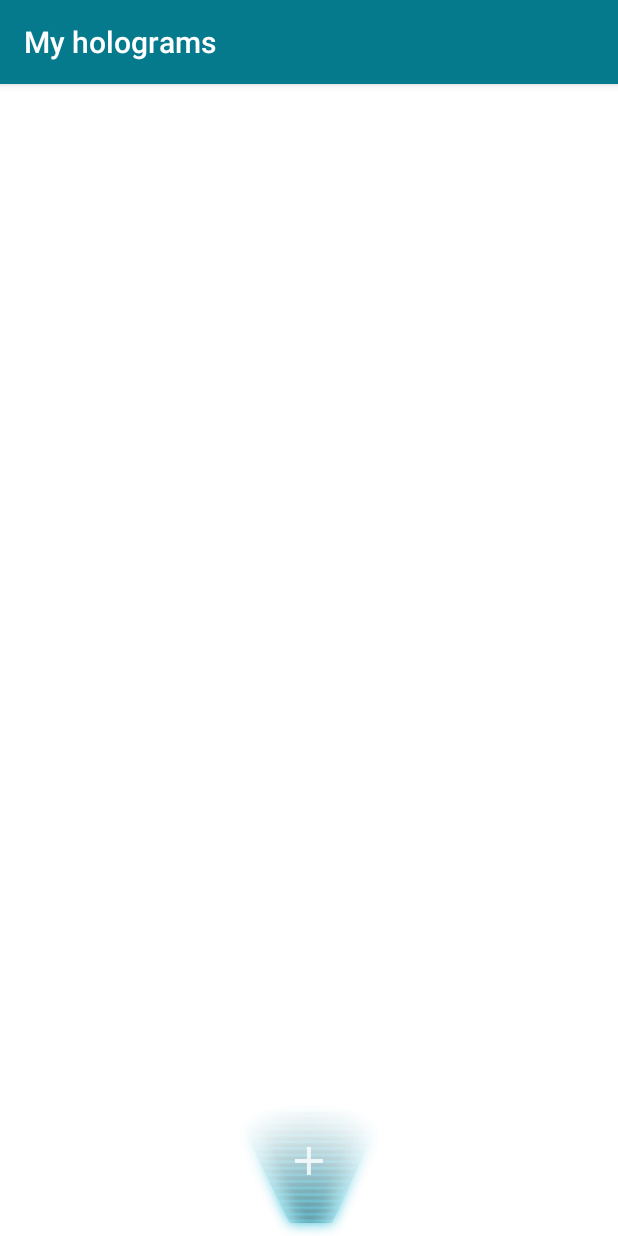
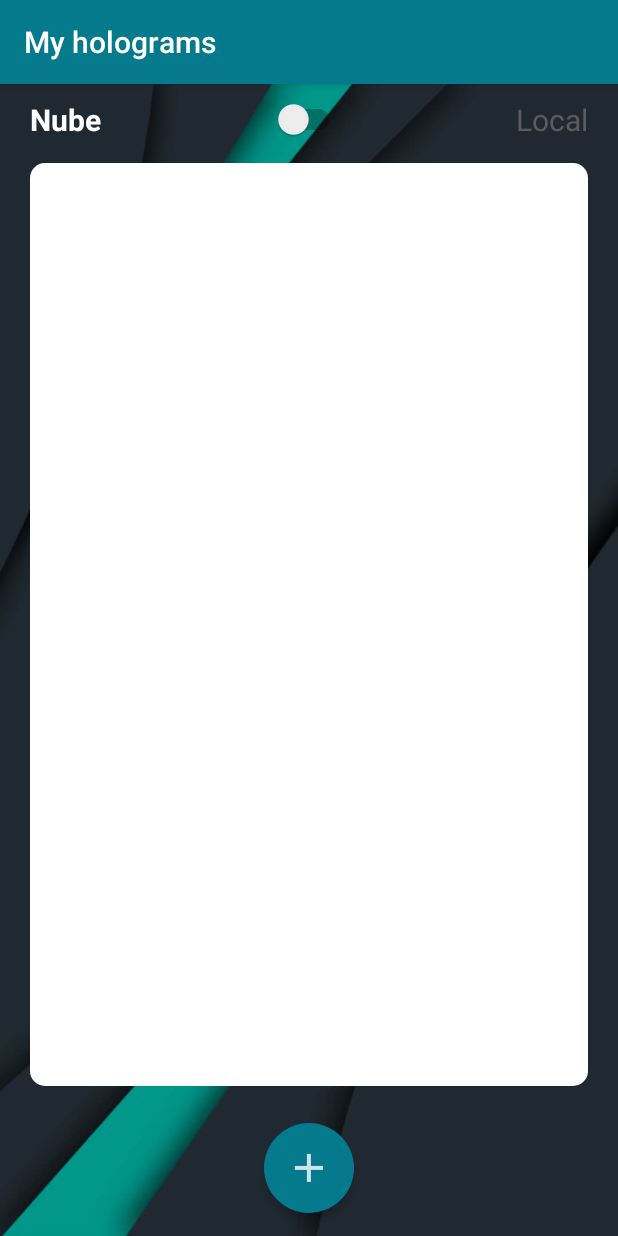
Before and after one commit to SOFTowaha/hologram-maker, an Android app: the fragment GalleryFragment shown on its own in the app's theme, on a phone screen of 412 x 824 dp. Run offline under Robolectric (Android 15) with nearby library versions, the phone set to English and light mode, and no system bars; our stand-ins replace Firebase (no records; nobody signed in at launch, a user with empty details on screens opened directly).

```diff
--- a/app/src/main/AndroidManifest.xml
+++ b/app/src/main/AndroidManifest.xml
@@ -32,9 +32,6 @@
             android:name=".Navigation"
             android:theme="@style/AppTheme.NoActionBar" />
         <activity
-            android:name=".Viewers.ImageViewer"
-            android:theme="@style/AppTheme.NoActionBar" />
-        <activity
             android:name=".Viewers.Player"
             android:theme="@style/AppTheme.NoActionBar" />
         <activity android:name=".ScreenSlidePage" />
--- a/app/src/main/java/com/sergioloc/hologram/Adapter/RecyclerAdapter.java
+++ b/app/src/main/java/com/sergioloc/hologram/Adapter/RecyclerAdapter.java
@@ -21,7 +21,7 @@ import com.google.firebase.database.DatabaseReference;
 import com.google.firebase.database.FirebaseDatabase;
 import com.google.firebase.database.ValueEventListener;
 import com.sergioloc.hologram.Fragments.ListFragment;
-import com.sergioloc.hologram.Objects.VideoModel;
+import com.sergioloc.hologram.Models.VideoModel;
 import com.sergioloc.hologram.R;
 import com.sergioloc.hologram.Viewers.Player;
 import com.varunest.sparkbutton.SparkButton;
--- a/app/src/main/java/com/sergioloc/hologram/Adapter/RecyclerAdapterImage.java
+++ b/app/src/main/java/com/sergioloc/hologram/Adapter/RecyclerAdapterImage.java
@@ -3,6 +3,7 @@ package com.sergioloc.hologram.Adapter;
 import android.content.Context;
 import android.net.Uri;
 import android.support.v7.widget.RecyclerView;
+import android.util.Log;
 import android.view.LayoutInflater;
 import android.view.View;
 import android.view.ViewGroup;
@@ -14,6 +15,7 @@ import com.google.firebase.auth.FirebaseUser;
 import com.google.firebase.storage.FirebaseStorage;
 import com.google.firebase.storage.StorageReference;
 import com.sergioloc.hologram.Dialogs.ImageDetailDialog;
+import com.sergioloc.hologram.Models.FirebaseImage;
 import com.sergioloc.hologram.R;
 import java.util.ArrayList;
 
@@ -24,17 +26,18 @@ import java.util.ArrayList;
 public class RecyclerAdapterImage extends RecyclerView.Adapter<RecyclerAdapterImage.MyViewHolder> {
 
 
-    private ArrayList<String> array;
+    private ArrayList<String> imageList;
     private Context context;
     private ImageDetailDialog dialog;
     //Firebase
     private FirebaseUser user;
     private StorageReference mStorage;
     private String path;
+    private ArrayList<FirebaseImage> firebaseImageList;
 
 
     public RecyclerAdapterImage(ArrayList<String> array){
-        this.array=array;
+        this.imageList=array;
     }
 
 
@@ -46,6 +49,7 @@ public class RecyclerAdapterImage extends RecyclerView.Adapter<RecyclerAdapterIm
         context = view.getContext();
         dialog = new ImageDetailDialog(context);
         user = FirebaseAuth.getInstance().getCurrentUser();
+        firebaseImageList = new ArrayList<>();
         return new MyViewHolder(view);
 
     }
@@ -53,11 +57,14 @@ public class RecyclerAdapterImage extends RecyclerView.Adapter<RecyclerAdapterIm
     @Override
     public void onBindViewHolder(final MyViewHolder holder, final int position) {
 
-        path = "gs://hologram-2.appspot.com/images/users/"+user.getUid()+"/"+array.get(position);
+        path = "gs://hologram-2.appspot.com/images/users/"+user.getUid()+"/"+imageList.get(position);
         mStorage = FirebaseStorage.getInstance().getReferenceFromUrl(path);
         mStorage.getDownloadUrl().addOnSuccessListener(new OnSuccessListener<Uri>() {
             @Override
             public void onSuccess(Uri uri) {
+                firebaseImageList.add(new FirebaseImage(position,uri));
+                Log.i("IMG","Posicion -> "+position+" | Imagen: "+imageList.get(position));
+
                 Glide.with(context)
                         .load(uri)
                         .into(holder.image);
@@ -68,7 +75,11 @@ public class RecyclerAdapterImage extends RecyclerView.Adapter<RecyclerAdapterIm
         holder.image.setOnClickListener(new View.OnClickListener() {
             @Override
             public void onClick(View view) {
-                dialog.setImage();
+                Log.i("IMG","Buscando -> "+position);
+                for (int i = 0; i < firebaseImageList.size(); i++){
+                    if (position == firebaseImageList.get(i).getPosition())
+                        dialog.startDialog(firebaseImageList.get(i).getImage());
+                }
             }
         });
 
@@ -77,7 +88,7 @@ public class RecyclerAdapterImage extends RecyclerView.Adapter<RecyclerAdapterIm
 
     @Override
     public int getItemCount() {
-        return array.size();
+        return imageList.size();
     }
 
 
--- a/app/src/main/java/com/sergioloc/hologram/Fragments/GalleryFragment.java
+++ b/app/src/main/java/com/sergioloc/hologram/Fragments/GalleryFragment.java
@@ -5,9 +5,12 @@ import android.app.Dialog;
 import android.app.ProgressDialog;
 import android.content.Context;
 import android.content.Intent;
+import android.content.SharedPreferences;
 import android.graphics.Bitmap;
+import android.graphics.Typeface;
 import android.net.Uri;
 import android.os.Bundle;
+import android.preference.PreferenceManager;
 import android.provider.MediaStore;
 import android.support.annotation.NonNull;
 import android.support.v4.app.Fragment;
@@ -18,10 +21,13 @@ import android.view.LayoutInflater;
 import android.view.View;
 import android.view.ViewGroup;
 import android.widget.Button;
+import android.widget.CompoundButton;
 import android.widget.EditText;
 import android.widget.ImageButton;
 import android.widget.ImageView;
 import android.widget.RelativeLayout;
+import android.widget.Switch;
+import android.widget.TextView;
 import android.widget.Toast;
 
 import com.bumptech.glide.Glide;
@@ -51,24 +57,30 @@ import static android.app.Activity.RESULT_OK;
 
 public class GalleryFragment extends Fragment {
 
-    private ImageButton button;
+    //Basics
     private View view;
-    private boolean guest;
+    private Context context;
+    //Recycler
     private RecyclerView rvImages;
     private GridLayoutManager gridLayoutManager;
     private RecyclerAdapterImage adapter;
-    private Context context;
-    private ImageUploadDialog dialog;
+    //View
+    private TextView tvCloud, tvLocal;
+    private ImageButton button;
+    private Switch swType;
     //Firebase
     private FirebaseDatabase database;
     private FirebaseUser user;
     private DatabaseReference images;
-    private StorageReference mStorage, imRef;
-    //Image from gallery
+    private StorageReference mStorage;
+    //Variables
+    private boolean guest;
     private Uri filePath;
+    private Boolean cloudView;
+    private ImageUploadDialog dialog;
     private final int PICK_IMAGE_REQUEST = 71;
-    private ImageView ivImageLoaded;
-    private String path;
+    private SharedPreferences prefs;
+    private SharedPreferences.Editor editor;
 
 
     @SuppressLint("ValidFragment")
@@ -76,14 +88,7 @@ public class GalleryFragment extends Fragment {
         this.guest = guest;
     }
 
-    public GalleryFragment() {
-    }
-
-
-    public static GalleryFragment newInstance() {
-        GalleryFragment fragment = new GalleryFragment();
-        return fragment;
-    }
+    public GalleryFragment() { }
 
     @Override
     public void onCreate(Bundle savedInstanceState) {
@@ -96,48 +101,91 @@ public class GalleryFragment extends Fragment {
         view = inflater.inflate(R.layout.fragment_gallery, container, false);
 
         init();
-        buttons();
-        if(guest){
-            initForGuest();
-        }else{
-            initForUsers();
-        }
+        initButtons();
+        initView();
 
         return view;
     }
+
+    /** Init **/
 
     private void init(){
         AppCompatActivity activity = (AppCompatActivity) getActivity();
         context = activity.getApplicationContext();
         activity.setTitle("My holograms");
+        rvImages = view.findViewById(R.id.rvImages);
         button = view.findViewById(R.id.bAddImage);
+        tvCloud = view.findViewById(R.id.tvCloud);
+        tvLocal = view.findViewById(R.id.tvLocal);
+        swType = view.findViewById(R.id.swType);
+        prefs = PreferenceManager.getDefaultSharedPreferences(context);
+        editor = prefs.edit();
+        cloudView = prefs.getBoolean("cloudView", true);
+        if (cloudView){
+            swType.setChecked(false);
+            tvCloud.setTypeface(null, Typeface.BOLD);
+            tvLocal.setTypeface(null, Typeface.NORMAL);
+            tvCloud.setTextColor(getResources().getColor(R.color.colorWhite));
+            tvLocal.setTextColor(getResources().getColor(R.color.colorGrayT));
+        }else {
+            swType.setChecked(true);
+            tvLocal.setTypeface(null, Typeface.BOLD);
+            tvCloud.setTypeface(null, Typeface.NORMAL);
+            tvLocal.setTextColor(getResources().getColor(R.color.colorWhite));
+            tvCloud.setTextColor(getResources().getColor(R.color.colorGrayT));
+        }
     }
 
-    private void initForUsers(){
+    private void initButtons(){
+        button.setOnClickListener(new View.OnClickListener() {
+            @Override
+            public void onClick(final View view) {
+                chooseImage();
+            }
+        });
+        swType.setOnCheckedChangeListener(new CompoundButton.OnCheckedChangeListener() {
+            public void onCheckedChanged(CompoundButton buttonView, boolean isChecked) {
+                if (isChecked){
+                    tvLocal.setTypeface(null, Typeface.BOLD);
+                    tvCloud.setTypeface(null, Typeface.NORMAL);
+                    tvLocal.setTextColor(getResources().getColor(R.color.colorWhite));
+                    tvCloud.setTextColor(getResources().getColor(R.color.colorGrayT));
+                }else {
+                    tvCloud.setTypeface(null, Typeface.BOLD);
+                    tvLocal.setTypeface(null, Typeface.NORMAL);
+                    tvCloud.setTextColor(getResources().getColor(R.color.colorWhite));
+                    tvLocal.setTextColor(getResources().getColor(R.color.colorGrayT));
+                }
+                cloudView = !cloudView;
+                editor.putBoolean("cloudView",cloudView);
+                editor.apply();
+                initView();
+            }
+        });
+    }
+
+    private void initView(){
+        if(guest || !cloudView){
+            initForLocal();
+        }else{
+            initForFirebase();
+        }
+    }
+
+
+    /** Cloud **/
+
+    private void initForFirebase(){
         //Firebase
         database = FirebaseDatabase.getInstance();
         user = FirebaseAuth.getInstance().getCurrentUser();
         images = database.getReference("users").child(user.getUid()).child("images");
         mStorage = FirebaseStorage.getInstance().getReference("images");
         //Recyclerview
-        rvImages = view.findViewById(R.id.rvImages);
         rvImages.setHasFixedSize(true);
         initImageList();
         gridLayoutManager = new GridLayoutManager(context, 3);
         rvImages.setLayoutManager(gridLayoutManager);
-    }
-
-    private void initForGuest(){
-        rvImages.setVisibility(View.GONE);
-    }
-
-    private void buttons(){
-        button.setOnClickListener(new View.OnClickListener() {
-            @Override
-            public void onClick(final View view) {
-                chooseImage();
-            }
-        });
     }
 
     private void initImageList(){
@@ -159,11 +207,47 @@ public class GalleryFragment extends Fragment {
         });
     }
 
+
+    /** Local **/
+
+    private void initForLocal(){
+        rvImages.setAdapter(new RecyclerAdapterImage(new ArrayList<String>()));
+
+    }
+
+
+    /** Functions **/
+
     private void chooseImage(){
         Intent intent = new Intent();
         intent.setType("image/*");
         intent.setAction(Intent.ACTION_GET_CONTENT);
         startActivityForResult(Intent.createChooser(intent, "Select Picture"), PICK_IMAGE_REQUEST);
+    }
+
+    private void uploadImageToDatabase(String name){
+        images.push().setValue(name);
+    }
+
+    private void uploadImageToStorage(String name) {
+
+        if(filePath != null)
+        {
+            StorageReference ref = mStorage.child("users/"+user.getUid()+"/"+name);
+            ref.putFile(filePath)
+                    .addOnSuccessListener(new OnSuccessListener<UploadTask.TaskSnapshot>() {
+                        @Override
+                        public void onSuccess(UploadTask.TaskSnapshot taskSnapshot) {
+                            Toast.makeText(context, "Uploaded", Toast.LENGTH_SHORT).show();
+                        }
+                    })
+                    .addOnFailureListener(new OnFailureListener() {
+                        @Override
+                        public void onFailure(@NonNull Exception e) {
+                            Toast.makeText(context, "Failed "+e.getMessage(), Toast.LENGTH_SHORT).show();
+                        }
+                    });
+        }
     }
 
     @Override
@@ -195,28 +279,6 @@ public class GalleryFragment extends Fragment {
             }
         }
     }
-    private void uploadImageToDatabase(String name){
-        images.push().setValue(name);
-    }
 
-    private void uploadImageToStorage(String name) {
 
-        if(filePath != null)
-        {
-            StorageReference ref = mStorage.child("users/"+user.getUid()+"/"+name);
-            ref.putFile(filePath)
-                    .addOnSuccessListener(new OnSuccessListener<UploadTask.TaskSnapshot>() {
-                        @Override
-                        public void onSuccess(UploadTask.TaskSnapshot taskSnapshot) {
-                            Toast.makeText(context, "Uploaded", Toast.LENGTH_SHORT).show();
-                        }
-                    })
-                    .addOnFailureListener(new OnFailureListener() {
-                        @Override
-                        public void onFailure(@NonNull Exception e) {
-                            Toast.makeText(context, "Failed "+e.getMessage(), Toast.LENGTH_SHORT).show();
-                        }
-                    });
-        }
-    }
 }
--- a/app/src/main/java/com/sergioloc/hologram/Fragments/ListFragment.java
+++ b/app/src/main/java/com/sergioloc/hologram/Fragments/ListFragment.java
@@ -43,7 +43,7 @@ import com.google.firebase.database.FirebaseDatabase;
 import com.google.firebase.database.ValueEventListener;
 import com.sergioloc.hologram.Adapter.RecyclerAdapter;
 import com.sergioloc.hologram.DividerItemDecoration;
-import com.sergioloc.hologram.Objects.VideoModel;
+import com.sergioloc.hologram.Models.VideoModel;
 import com.sergioloc.hologram.R;
 import com.sergioloc.hologram.SettingsActivity;
 import com.vpaliy.chips_lover.ChipView;
--- a/app/src/main/java/com/sergioloc/hologram/Objects/FirebaseReferences.java
+++ b/app/src/main/java/com/sergioloc/hologram/Models/FirebaseReferences.java
@@ -1,6 +1,4 @@
-package com.sergioloc.hologram.Objects;
-
-import java.util.ArrayList;
+package com.sergioloc.hologram.Models;
 
 /**
  * Created by Sergio López on 16/09/2017.
--- a/app/src/main/java/com/sergioloc/hologram/Objects/VideoModel.java
+++ b/app/src/main/java/com/sergioloc/hologram/Models/VideoModel.java
@@ -1,4 +1,4 @@
-package com.sergioloc.hologram.Objects;
+package com.sergioloc.hologram.Models;
 
 
 
--- /dev/null
+++ b/app/src/main/res/drawable/circle_primary.xml
@@ -0,0 +1,12 @@
+<?xml version="1.0" encoding="utf-8"?>
+<shape
+    xmlns:android="http://schemas.android.com/apk/res/android"
+    android:shape="oval">
+
+    <solid
+        android:color="@color/colorPrimary"/>
+
+    <size
+        android:width="120dp"
+        android:height="120dp"/>
+</shape>
--- a/app/src/main/res/layout/activity_image_viewer.xml
+++ b/app/src/main/res/layout/activity_image_viewer.xml
@@ -8,7 +8,6 @@
     android:paddingLeft="@dimen/activity_horizontal_margin"
     android:paddingRight="@dimen/activity_horizontal_margin"
     android:paddingTop="@dimen/activity_vertical_margin"
-    tools:context="com.sergioloc.hologram.Viewers.ImageViewer"
     android:background="#000000"
     android:id="@+id/rl_view">
 
--- a/app/src/main/res/layout/fragment_gallery.xml
+++ b/app/src/main/res/layout/fragment_gallery.xml
@@ -2,17 +2,46 @@
     xmlns:tools="http://schemas.android.com/tools"
     android:layout_width="match_parent"
     android:layout_height="match_parent"
-    android:background="@color/colorWhite"
+    android:background="@drawable/fondo7"
     tools:context="com.sergioloc.hologram.Fragments.GalleryFragment">
+
+    <TextView
+        android:id="@+id/tvCloud"
+        android:layout_width="wrap_content"
+        android:layout_height="wrap_content"
+        android:layout_marginTop="10dp"
+        android:text="Nube"
+        android:textSize="20dp"
+        android:textColor="@color/colorWhite"
+        android:layout_alignStart="@id/rvImages"/>
+
+    <TextView
+        android:id="@+id/tvLocal"
+        android:layout_width="wrap_content"
+        android:layout_height="wrap_content"
+        android:layout_marginTop="10dp"
+        android:text="Local"
+        android:textSize="20dp"
+        android:textColor="@color/colorWhite"
+        android:layout_alignEnd="@id/rvImages"/>
+
+    <Switch
+        android:id="@+id/swType"
+        android:layout_width="wrap_content"
+        android:layout_height="wrap_content"
+        android:layout_centerHorizontal="true"
+        android:layout_alignTop="@id/tvCloud"/>
 
     <android.support.v7.widget.RecyclerView
         android:id="@+id/rvImages"
         android:layout_width="match_parent"
         android:layout_height="match_parent"
         android:layout_above="@id/rlBottom"
-        android:layout_marginTop="20dp"
-        android:paddingStart="10dp"
-        android:paddingEnd="10dp"
+        android:layout_below="@id/tvCloud"
+        android:layout_marginTop="15dp"
+        android:layout_marginStart="20dp"
+        android:layout_marginEnd="20dp"
+        android:background="@drawable/card_white"
         android:layout_gravity="center_horizontal"
         tools:listitem="@layout/card_image" />
 
@@ -24,12 +53,13 @@
 
         <ImageButton
             android:id="@+id/bAddImage"
-            android:layout_width="100dp"
-            android:layout_height="match_parent"
+            android:layout_width="60dp"
+            android:layout_height="60dp"
             android:elevation="4dp"
             android:layout_centerHorizontal="true"
             android:layout_alignParentBottom="true"
-            android:background="@drawable/hologram_shadow"
+            android:layout_marginBottom="15dp"
+            android:background="@drawable/circle_primary"
             android:src="@drawable/ic_action_plus" />
 
     </RelativeLayout>
--- a/app/src/main/res/values/colors.xml
+++ b/app/src/main/res/values/colors.xml
@@ -9,6 +9,7 @@
 
     <color name="black_overlay">#66000000</color>
     <color name="colorWhite">#FFFFFF</color>
+    <color name="colorGrayT">#ab787878</color>
     <color name="grey">#9b9b9b</color>
     <color name="colorWhiteT">#5bffffff</color>
     <color name="black">#000000</color>
```
Also changed, not shown: app/src/main/java/com/sergioloc/hologram/Dialogs/ImageDetailDialog.java (+15 -4 lines), app/src/main/java/com/sergioloc/hologram/Models/FirebaseImage.java (added, +31 -0 lines), app/src/main/java/com/sergioloc/hologram/Viewers/ImageViewer.java (deleted, +0 -211 lines), app/src/main/res/drawable/card_primary.xml (added, +19 -0 lines).
